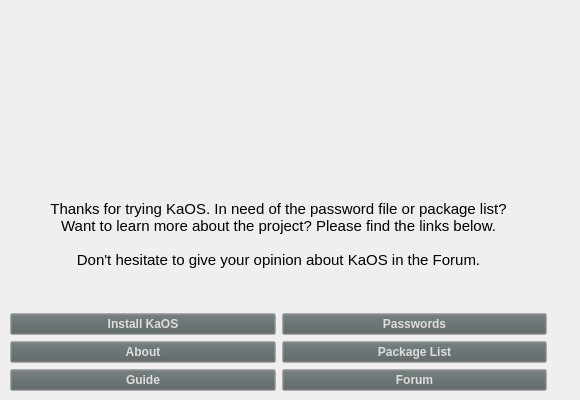
KaOSx/welcome, file mainwindow.ui: the form before one commit.
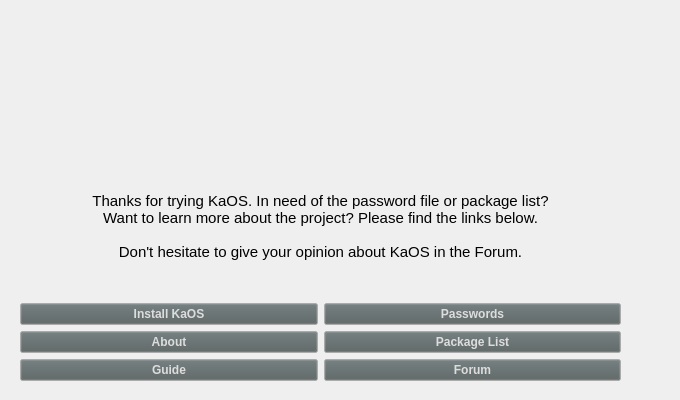
The form after the commit. Icons and pictures are not drawn.

Commit message: set grid layout wider wayland/hiDPI sessions cut text as is

```diff
--- a/mainwindow.ui
+++ b/mainwindow.ui
@@ -6,7 +6,7 @@
    <rect>
     <x>0</x>
     <y>0</y>
-    <width>580</width>
+    <width>680</width>
     <height>400</height>
    </rect>
   </property>
@@ -20,13 +20,13 @@
   <property name="styleSheet">
    <string notr="true"/>
   </property>
-  <widget class="QWidget" name="">
+  <widget class="QWidget" name="layoutWidget">
    <property name="geometry">
     <rect>
-     <x>10</x>
+     <x>20</x>
      <y>10</y>
-     <width>537</width>
-     <height>381</height>
+     <width>601</width>
+     <height>371</height>
     </rect>
    </property>
    <layout class="QGridLayout" name="gridLayout">
```
The commit also changes 1 other file.
